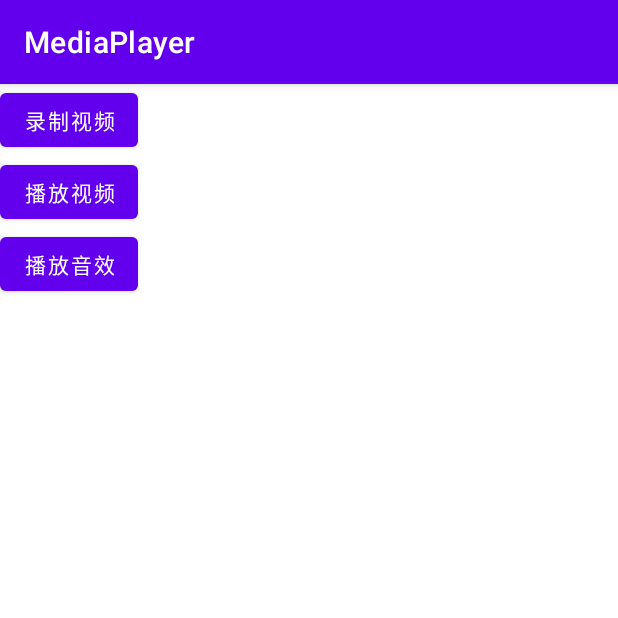
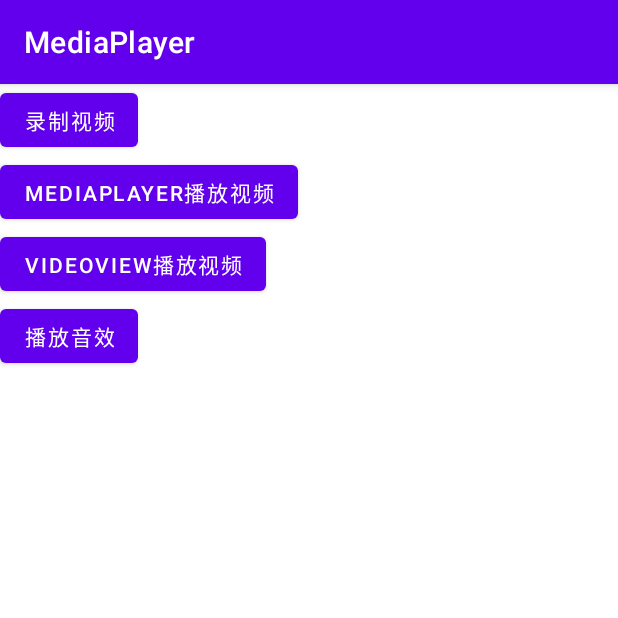
Before and after one commit to Flameyjh/MediaPlayer, an Android app: the screen it shows after launch (MainActivity), on a phone screen of 412 x 824 dp, the top half of it. Run offline under Robolectric (Android 15) with nearby library versions, the phone set to English and light mode, and no system bars.

Commit message:
整理videoView和mediaPlaer播放视频

```diff
--- a/app/src/main/java/com/yjh/mediaplayer/MainActivity.kt
+++ b/app/src/main/java/com/yjh/mediaplayer/MainActivity.kt
@@ -24,6 +24,9 @@ class MainActivity : AppCompatActivity() {
         startActivity(Intent(this, MediaRecordActivity::class.java))
     }
     fun playVideo(view: View) {
+        startActivity(Intent(this, VideoActivity::class.java))
+    }
+    fun playVideoView(view: View) {
         startActivity(Intent(this, VideoViewActivity::class.java))
     }
     fun playAudio(view: View) {
--- a/app/src/main/res/layout/activity_main.xml
+++ b/app/src/main/res/layout/activity_main.xml
@@ -17,8 +17,14 @@
     <Button
         android:layout_width="wrap_content"
         android:layout_height="wrap_content"
-        android:text="播放视频"
+        android:text="MediaPlayer播放视频"
         android:onClick="playVideo"/>
+
+    <Button
+        android:layout_width="wrap_content"
+        android:layout_height="wrap_content"
+        android:text="VideoView播放视频"
+        android:onClick="playVideoView"/>
 
     <Button
         android:layout_width="wrap_content"
--- a/gradle.properties
+++ b/gradle.properties
@@ -19,3 +19,5 @@ android.useAndroidX=true
 android.enableJetifier=true
 # Kotlin code style for this project: "official" or "obsolete":
 kotlin.code.style=official
+
+android.injected.testOnly=false
```
